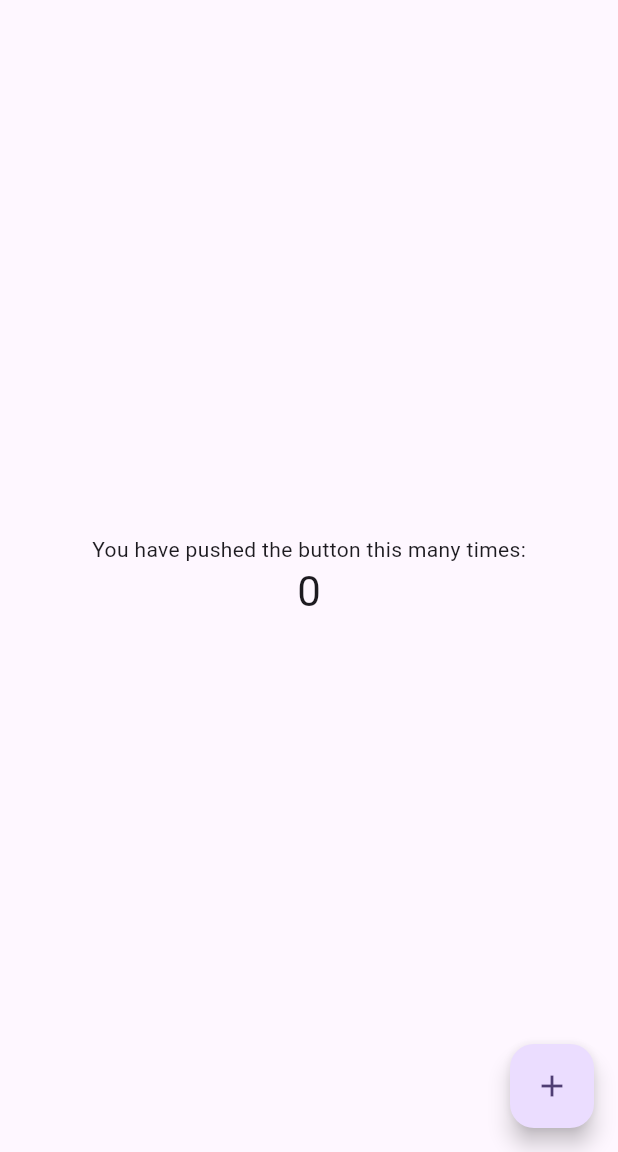
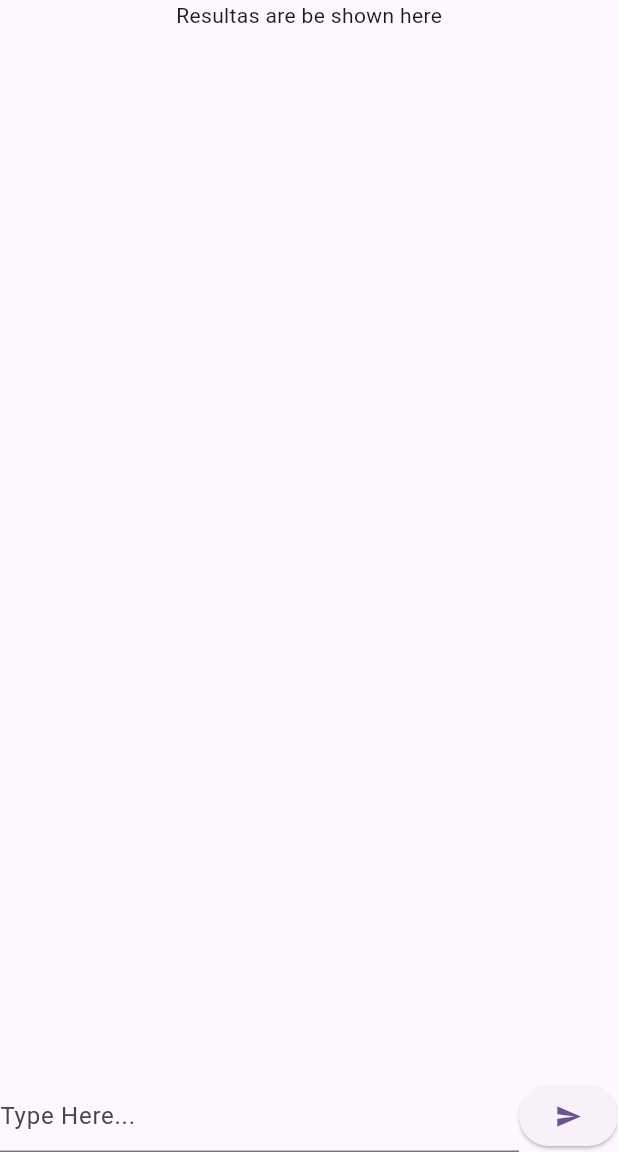
Before and after one commit to Gustav98/flutter_chat_gpt, a Flutter app: the screen it shows after launch, on a phone screen of 412 x 824 dp, the part 84-1236 px from its top. Run offline on Flutter 3.47's test engine with Material 2 defaults, Android fonts, the phone set to English and light mode, and no system bars.

Commit message:
feat: Criação de esqueleto da home

```diff
--- a/lib/main.dart
+++ b/lib/main.dart
@@ -1,3 +1,5 @@
+// ignore_for_file: prefer_const_constructors
+
 import 'package:flutter/material.dart';
 
 void main() {
@@ -7,27 +9,11 @@ void main() {
 class MyApp extends StatelessWidget {
   const MyApp({super.key});
 
-  // This widget is the root of your application.
   @override
   Widget build(BuildContext context) {
     return MaterialApp(
       title: 'Flutter Demo',
       theme: ThemeData(
-        // This is the theme of your application.
-        //
-        // TRY THIS: Try running your application with "flutter run". You'll see
-        // the application has a blue toolbar. Then, without quitting the app,
-        // try changing the seedColor in the colorScheme below to Colors.green
-        // and then invoke "hot reload" (save your changes or press the "hot
-        // reload" button in a Flutter-supported IDE, or press "r" if you used
-        // the command line to start the app).
-        //
-        // Notice that the counter didn't reset back to zero; the application
-        // state is not lost during the reload. To reset the state, use hot
-        // restart instead.
-        //
-        // This works for code too, not just values: Most code changes can be
-        // tested with just a hot reload.
         colorScheme: ColorScheme.fromSeed(seedColor: Colors.deepPurple),
         useMaterial3: true,
       ),
@@ -39,15 +25,6 @@ class MyApp extends StatelessWidget {
 class MyHomePage extends StatefulWidget {
   const MyHomePage({super.key, required this.title});
 
-  // This widget is the home page of your application. It is stateful, meaning
-  // that it has a State object (defined below) that contains fields that affect
-  // how it looks.
-
-  // This class is the configuration for the state. It holds the values (in this
-  // case the title) provided by the parent (in this case the App widget) and
-  // used by the build method of the State. Fields in a Widget subclass are
-  // always marked "final".
-
   final String title;
 
   @override
@@ -55,71 +32,38 @@ class MyHomePage extends StatefulWidget {
 }
 
 class _MyHomePageState extends State<MyHomePage> {
-  int _counter = 0;
-
-  void _incrementCounter() {
-    setState(() {
-      // This call to setState tells the Flutter framework that something has
-      // changed in this State, which causes it to rerun the build method below
-      // so that the display can reflect the updated values. If we changed
-      // _counter without calling setState(), then the build method would not be
-      // called again, and so nothing would appear to happen.
-      _counter++;
-    });
-  }
+  TextEditingController controller = TextEditingController();
+  String results = "Resultas are be shown here";
 
   @override
   Widget build(BuildContext context) {
-    // This method is rerun every time setState is called, for instance as done
-    // by the _incrementCounter method above.
-    //
-    // The Flutter framework has been optimized to make rerunning build methods
-    // fast, so that you can just rebuild anything that needs updating rather
-    // than having to individually change instances of widgets.
     return Scaffold(
       appBar: AppBar(
-        // TRY THIS: Try changing the color here to a specific color (to
-        // Colors.amber, perhaps?) and trigger a hot reload to see the AppBar
-        // change color while the other colors stay the same.
         backgroundColor: Theme.of(context).colorScheme.inversePrimary,
-        // Here we take the value from the MyHomePage object that was created by
-        // the App.build method, and use it to set our appbar title.
         title: Text(widget.title),
       ),
       body: Center(
-        // Center is a layout widget. It takes a single child and positions it
-        // in the middle of the parent.
         child: Column(
-          // Column is also a layout widget. It takes a list of children and
-          // arranges them vertically. By default, it sizes itself to fit its
-          // children horizontally, and tries to be as tall as its parent.
-          //
-          // Column has various properties to control how it sizes itself and
-          // how it positions its children. Here we use mainAxisAlignment to
-          // center the children vertically; the main axis here is the vertical
-          // axis because Columns are vertical (the cross axis would be
-          // horizontal).
-          //
-          // TRY THIS: Invoke "debug painting" (choose the "Toggle Debug Paint"
-          // action in the IDE, or press "p" in the console), to see the
-          // wireframe for each widget.
           mainAxisAlignment: MainAxisAlignment.center,
           children: <Widget>[
-            const Text(
-              'You have pushed the button this many times:',
-            ),
-            Text(
-              '$_counter',
-              style: Theme.of(context).textTheme.headlineMedium,
-            ),
+            Expanded(child: Text(results)),
+            Row(
+              children: [
+                Expanded(
+                  child: TextField(
+                    controller: controller,
+                    decoration: InputDecoration(hintText: "Type Here..."),
+                  ),
+                ),
+                ElevatedButton(
+                  child: Icon(Icons.send),
+                  onPressed: () {},
+                )
+              ],
+            )
           ],
         ),
       ),
-      floatingActionButton: FloatingActionButton(
-        onPressed: _incrementCounter,
-        tooltip: 'Increment',
-        child: const Icon(Icons.add),
-      ), // This trailing comma makes auto-formatting nicer for build methods.
     );
   }
 }
```
